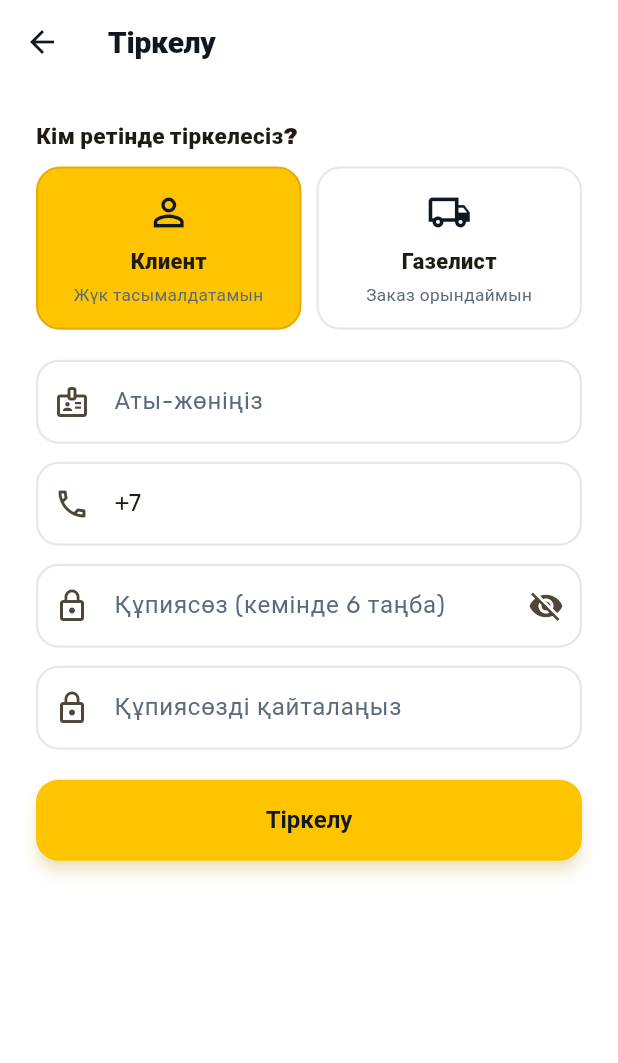
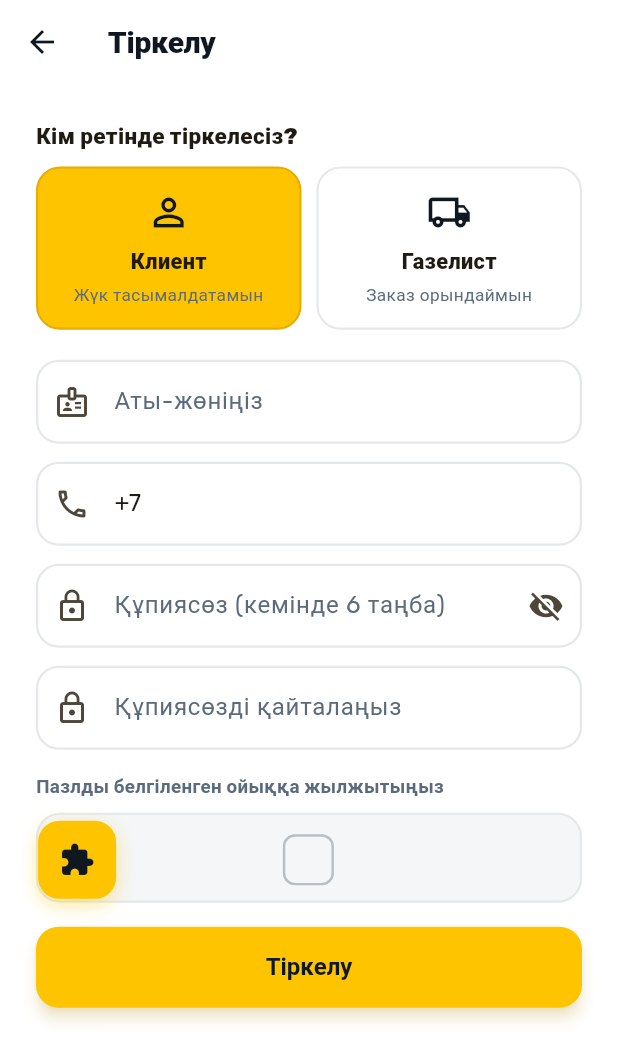
Before and after one commit to zhambyl14/gazelgo, a Flutter app: the RegisterScreen screen opened directly, on a phone screen of 412 x 824 dp. Shown: the top 1063 px of the screen. Run offline on Flutter 3.47's test engine with Material 3 defaults, Android fonts, the phone set to English and light mode, and no system bars; our stand-ins replace flutter_local_notifications, flutter_map, flutter_riverpod, geolocator, image_picker, latlong2 and 1 more; accounts and stored records are empty; network calls fail.

Commit message:
Add slide puzzle captcha to registration as light bot friction
Client-side only (drag piece to a randomized target slot) - does not
protect the signup edge function itself if called directly, just adds
friction against casual bots going through the app UI.

Co-Authored-By: Claude Fable 5 <noreply@anthropic.com>

```diff
--- a/lib/features/auth/register_screen.dart
+++ b/lib/features/auth/register_screen.dart
@@ -4,6 +4,7 @@ import 'package:flutter/services.dart';
 import '../../core/phone.dart';
 import '../../core/repo.dart';
 import '../../core/theme.dart';
+import '../../shared/puzzle_captcha.dart';
 import '../../shared/widgets.dart';
 
 class RegisterScreen extends StatefulWidget {
@@ -21,6 +22,7 @@ class _RegisterScreenState extends State<RegisterScreen> {
   final _password2 = TextEditingController();
   String _role = 'client';
   bool _obscure = true;
+  bool _captchaOk = false;
 
   @override
   void dispose() {
@@ -35,6 +37,10 @@ class _RegisterScreenState extends State<RegisterScreen> {
   /// (AuthGate өзі бағыттайды).
   Future<void> _register() async {
     if (!_form.currentState!.validate()) return;
+    if (!_captchaOk) {
+      showSnack(context, 'Алдымен пазлды жылжытыңыз', error: true);
+      return;
+    }
     try {
       await Repo.signUpPhone(
         phone: _phone.text,
@@ -164,7 +170,11 @@ class _RegisterScreenState extends State<RegisterScreen> {
                       validator: (v) =>
                           v != _password.text ? 'Құпиясөздер сәйкес емес' : null,
                     ),
-                    const SizedBox(height: 20),
+                    const SizedBox(height: 16),
+                    PuzzleCaptcha(
+                      onChanged: (ok) => setState(() => _captchaOk = ok),
+                    ),
+                    const SizedBox(height: 16),
                     BusyButton(label: 'Тіркелу', onPressed: _register),
                     if (_role == 'executor') ...[
                       const SizedBox(height: 12),
--- /dev/null
+++ b/lib/shared/puzzle_captcha.dart
@@ -0,0 +1,163 @@
+import 'dart:math';
+
+import 'package:flutter/material.dart';
+
+import '../core/theme.dart';
+
+/// Жеңіл анти-бот тексеруі: пазл бөлшегін белгіленген ойыққа дейін
+/// жылжытады (slide-to-verify).
+///
+/// ЕСКЕРТУ: бұл тек клиент жағындағы кедергі — сервер (edge function)
+/// тексермейді, API-ды тікелей шақыратын скриптен қорғамайды. Мақсаты —
+/// қосымша UI арқылы жаппай автоматты тіркеуді сәл қиындату, толық 2FA
+/// емес.
+class PuzzleCaptcha extends StatefulWidget {
+  final ValueChanged<bool> onChanged;
+  const PuzzleCaptcha({super.key, required this.onChanged});
+
+  @override
+  State<PuzzleCaptcha> createState() => _PuzzleCaptchaState();
+}
+
+class _PuzzleCaptchaState extends State<PuzzleCaptcha> {
+  static const _trackHeight = 60.0;
+  static const _pieceSize = 52.0;
+  static const _slotSize = 34.0;
+  static const _tolerance = 12.0;
+
+  double _x = 0;
+  double _targetFrac = 0.6;
+  bool _dragging = false;
+  bool _verified = false;
+
+  @override
+  void initState() {
+    super.initState();
+    _randomizeTarget();
+    WidgetsBinding.instance.addPostFrameCallback((_) => widget.onChanged(false));
+  }
+
+  void _randomizeTarget() {
+    _targetFrac = 0.45 + Random().nextDouble() * 0.4; // 0.45..0.85
+  }
+
+  void _reset() {
+    setState(() {
+      _x = 0;
+      _verified = false;
+      _randomizeTarget();
+    });
+    widget.onChanged(false);
+  }
+
+  @override
+  Widget build(BuildContext context) {
+    return LayoutBuilder(builder: (context, constraints) {
+      final maxX = constraints.maxWidth - _pieceSize;
+      final targetX = _targetFrac * maxX;
+      return Column(
+        crossAxisAlignment: CrossAxisAlignment.start,
+        children: [
+          Text(
+            _verified ? 'Тексерілді' : 'Пазлды белгіленген ойыққа жылжытыңыз',
+            style: TextStyle(
+              fontSize: 12.5,
+              fontWeight: FontWeight.w700,
+              color: _verified ? Gz.green : Gz.textSecondary,
+            ),
+          ),
+          const SizedBox(height: 8),
+          Container(
+            height: _trackHeight,
+            clipBehavior: Clip.none,
+            decoration: BoxDecoration(
+              color: Gz.bg,
+              borderRadius: BorderRadius.circular(16),
+              border: Border.all(color: Gz.border, width: 1.4),
+            ),
+            child: Stack(
+              children: [
+                Positioned(
+                  left: targetX + (_pieceSize - _slotSize) / 2,
+                  top: (_trackHeight - _slotSize) / 2,
+                  child: Container(
+                    width: _slotSize,
+                    height: _slotSize,
+                    decoration: BoxDecoration(
+                      border: Border.all(
+                          color: Gz.textSecondary.withValues(alpha: 0.4),
+                          width: 1.6),
+                      borderRadius: BorderRadius.circular(8),
+                    ),
+                  ),
+                ),
+                AnimatedPositioned(
+                  duration: _dragging
+                      ? Duration.zero
+                      : const Duration(milliseconds: 220),
+                  curve: Curves.easeOut,
+                  left: _x,
+                  top: (_trackHeight - _pieceSize) / 2,
+                  child: GestureDetector(
+                    onHorizontalDragStart:
+                        _verified ? null : (_) => setState(() => _dragging = true),
+                    onHorizontalDragUpdate: _verified
+                        ? null
+                        : (d) => setState(
+                            () => _x = (_x + d.delta.dx).clamp(0, maxX)),
+                    onHorizontalDragEnd: _verified
+                        ? null
+                        : (_) {
+                            final ok = (_x - targetX).abs() <= _tolerance;
+                            setState(() {
+                              _dragging = false;
+                              _x = ok ? targetX : 0;
+                              _verified = ok;
+                              if (!ok) _randomizeTarget();
+                            });
+                            widget.onChanged(ok);
+                          },
+                    child: Container(
+                      width: _pieceSize,
+                      height: _pieceSize,
+                      decoration: BoxDecoration(
+                        color: _verified ? Gz.green : Gz.yellow,
+                        borderRadius: BorderRadius.circular(14),
+                        boxShadow: [
+                          BoxShadow(
+                            color: (_verified ? Gz.green : Gz.yellow)
+                                .withValues(alpha: 0.4),
+                            blurRadius: 10,
+                            offset: const Offset(0, 4),
+                          ),
+                        ],
+                      ),
+                      child: Icon(
+                        _verified ? Icons.check_rounded : Icons.extension,
+                        color: _verified ? Colors.white : Gz.ink,
+                        size: 24,
+                      ),
+                    ),
+                  ),
+                ),
+              ],
+            ),
+          ),
+          if (_verified)
+            Padding(
+              padding: const EdgeInsets.only(top: 6),
+              child: TextButton(
+                onPressed: _reset,
+                style: TextButton.styleFrom(
+                    padding: EdgeInsets.zero,
+                    minimumSize: Size.zero,
+                    tapTargetSize: MaterialTapTargetSize.shrinkWrap),
+                child: const Text('Қайта тексеру',
+                    style: TextStyle(fontSize: 11.5)),
+              ),
+            ),
+        ],
+      );
+    });
+  }
+}
```
